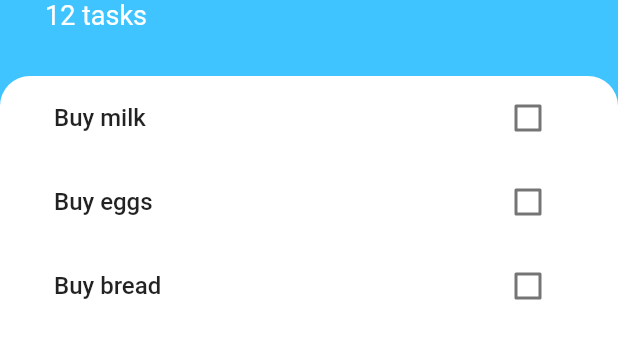
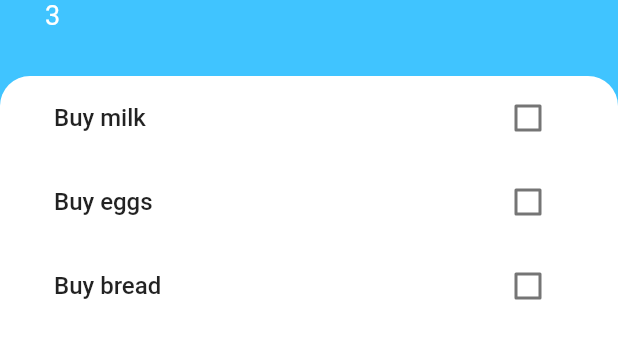
Before and after one commit to FadyWaheed11/todoey, a Flutter app: the screen it shows after launch, on a phone screen of 412 x 824 dp, the part 284-643 px from its top. Run offline on Flutter 3.47's test engine with Material 2 defaults, Android fonts, the phone set to English and light mode, and no system bars.

```diff
--- a/lib/main.dart
+++ b/lib/main.dart
@@ -1,4 +1,6 @@
 import 'package:flutter/material.dart';
+import 'package:provider/provider.dart';
+import 'package:todey/models/task_data.dart';
 import 'package:todey/screens/tasks_screen.dart';
 
 void main(){
@@ -8,8 +10,11 @@ runApp(MyApp());
 class MyApp extends StatelessWidget{
   @override
   Widget build(BuildContext context) {
-    return MaterialApp(
-      home: TasksScreen(),
+    return ChangeNotifierProvider<TaskData>(
+      create: (context)=>TaskData(),
+      child: MaterialApp(
+        home: TasksScreen(),
+      ),
     );
   }
 }
--- /dev/null
+++ b/lib/models/task_data.dart
@@ -0,0 +1,34 @@
+import 'dart:collection';
+import 'package:flutter/foundation.dart';
+import 'task.dart';
+
+class TaskData extends ChangeNotifier {
+  List<Task> _tasks = [
+    Task(name: 'Buy milk'),
+    Task(name: 'Buy eggs'),
+    Task(name: 'Buy bread'),
+  ];
+
+  void addTask(String taskName) {
+    _tasks.add(Task(name: taskName));
+    notifyListeners();
+  }
+
+  int get taskCount {
+    return _tasks.length;
+  }
+
+  UnmodifiableListView<Task> get tasks{
+    return UnmodifiableListView(_tasks);
+  }
+
+  void updateTask(Task task){
+    task.toggleDone();
+    notifyListeners();
+  }
+
+  void deleteTask(Task task){
+    _tasks.remove(task);
+    notifyListeners();
+  }
+}
--- a/lib/screens/tasks_screen.dart
+++ b/lib/screens/tasks_screen.dart
@@ -1,4 +1,6 @@
 import 'package:flutter/material.dart';
+import 'package:provider/provider.dart';
+import 'package:todey/models/task_data.dart';
 import 'package:todey/screens/add_task_screen.dart';
 import 'package:todey/widgets/task_list.dart';
 
@@ -46,7 +48,7 @@ class TasksScreen extends StatelessWidget {
                   ),
                 ),
                 Text(
-                  '12 tasks',
+                  '${Provider.of<TaskData>(context).taskCount}',
                   style: TextStyle(color: Colors.white, fontSize: 18.0),
                 ),
               ],
--- a/lib/widgets/task_list.dart
+++ b/lib/widgets/task_list.dart
@@ -1,32 +1,28 @@
 import 'package:flutter/material.dart';
-import 'package:todey/models/task.dart';
+import 'package:provider/provider.dart';
+import 'package:todey/models/task_data.dart';
 import 'package:todey/widgets/task_tile.dart';
 
-class TaskList extends StatefulWidget {
-  @override
-  _TaskListState createState() => _TaskListState();
-}
-
-class _TaskListState extends State<TaskList> {
-  List<Task> tasks = [
-    Task(name: 'Buy milk'),
-    Task(name: 'Buy eggs'),
-    Task(name: 'Buy bread'),
-  ];
-
+class TaskList extends StatelessWidget {
   @override
   Widget build(BuildContext context) {
-    return ListView.builder(
-      itemCount: tasks.length,
-      itemBuilder: (context, index) {
-        return TaskTile(
-          taskTile: tasks[index].name,
-          isChecked: tasks[index].isDone,
-          checkBoxState:(bool checkboxState){
-            setState(() {
-              tasks[index].toggleDone();
-            });
-          }
+    return Consumer<TaskData>(
+      builder: (context, taskData, child) {
+        return ListView.builder(
+          itemBuilder: (context, index) {
+            final task = taskData.tasks[index];
+            return TaskTile(
+              deleteTask: (){
+                taskData.deleteTask(task);
+              },
+              taskTile: task.name,
+              isChecked: task.isDone,
+              checkBoxState: (bool checkboxState) {
+                taskData.updateTask(task);
+              },
+            );
+          },
+          itemCount: taskData.taskCount,
         );
       },
     );
--- a/lib/widgets/task_tile.dart
+++ b/lib/widgets/task_tile.dart
@@ -5,11 +5,13 @@ class TaskTile extends StatelessWidget {
   final bool isChecked;
   final String taskTile;
   final Function checkBoxState;
-  TaskTile({this.isChecked, this.taskTile,this.checkBoxState});
+  final Function deleteTask;
+  TaskTile({this.isChecked, this.taskTile,this.checkBoxState,this.deleteTask});
 
   @override
   Widget build(BuildContext context) {
     return ListTile(
+      onLongPress: deleteTask,
         title: Text(
           taskTile,
           style: TextStyle(
--- a/pubspec.yaml
+++ b/pubspec.yaml
@@ -23,6 +23,7 @@ dependencies:
   # The following adds the Cupertino Icons font to your application.
   # Use with the CupertinoIcons class for iOS style icons.
   cupertino_icons: ^0.1.2
+  provider: ^4.0.5+1
 
 dev_dependencies:
   flutter_test:
```
Also changed, not shown: lib/screens/add_task_screen.dart (+19 -4 lines), pubspec.lock.
